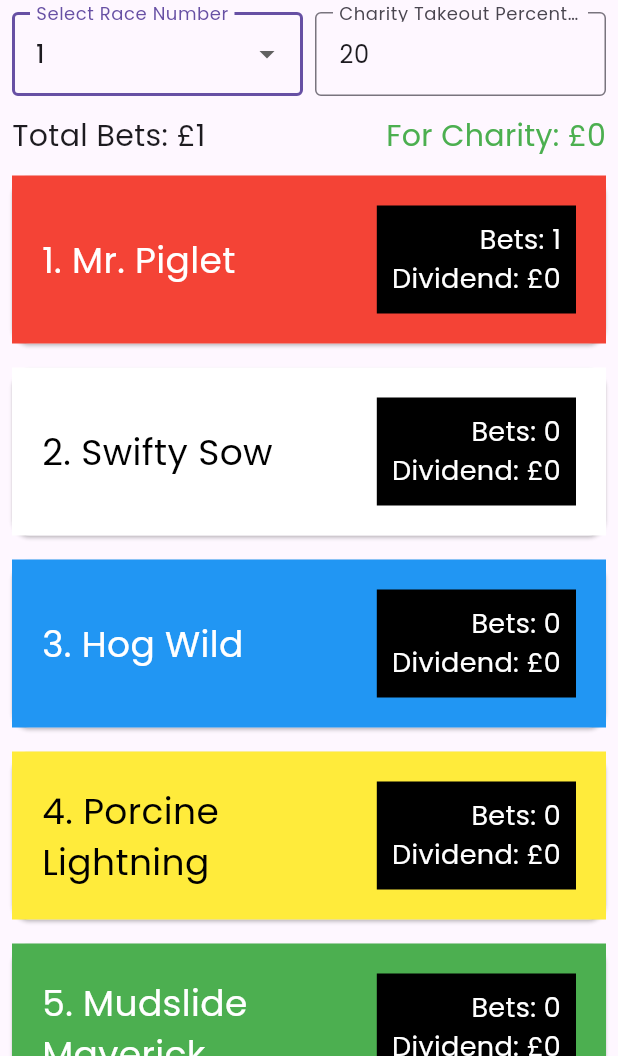
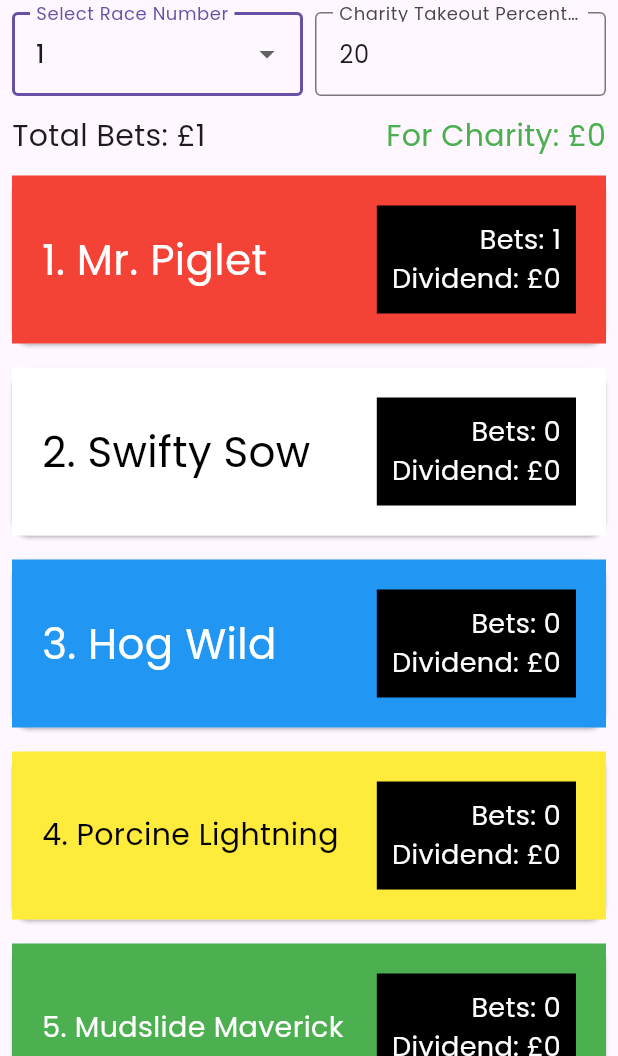
Before and after one commit to Spiderbet/race_night_app, a Flutter app: the screen it shows after launch, after a tap on an icon or button, on a phone screen of 412 x 824 dp, the part 180-1236 px from its top. Run offline on Flutter 3.47's test engine with Material 3 defaults, Android fonts, the light colour scheme and no system bars; drawn by our look-alikes of auto_size_text; our stand-ins replace flutter_image_compress, google_fonts; missing offline and left inert: senraise_printer.

Commit message:
init commit

```diff
--- a/lib/main.dart
+++ b/lib/main.dart
@@ -3,6 +3,8 @@ import 'package:flutter/services.dart';
 import 'package:senraise_printer/senraise_printer.dart';
 import 'package:flutter_image_compress/flutter_image_compress.dart';
 import 'package:google_fonts/google_fonts.dart';
+import 'package:intl/intl.dart';
+import 'package:auto_size_text/auto_size_text.dart';
 
 void main() {
   runApp(MyApp());
@@ -108,6 +110,10 @@ class _BettingAppState extends State<BettingApp> {
     try {
       await _senraisePrinterPlugin.setAlignment(1);
 
+      DateTime now = DateTime.now();
+      DateFormat formatter = DateFormat('yyyy-MM-dd HH:mm:ss');
+      String formattedDate = formatter.format(now);
+
       Uint8List data = (await rootBundle.load('images/img.png'))
           .buffer
           .asUint8List();
@@ -115,10 +121,8 @@ class _BettingAppState extends State<BettingApp> {
       await _senraisePrinterPlugin.setTextBold(true);
       await _senraisePrinterPlugin.setTextSize(40);
       await _senraisePrinterPlugin.printText(receiptText);
-      await _senraisePrinterPlugin.setTextSize(20);
-      await _senraisePrinterPlugin.printText("\n\nBet Placed: " + DateTime.now().toLocal().toString());
-      await _senraisePrinterPlugin.printBarCode("${_horseNames[horseNumber - 1]}", 1, 60, 200);
-      await _senraisePrinterPlugin.printText("\n\n\n\n\n");
+      await _senraisePrinterPlugin.setTextSize(24);
+      await _senraisePrinterPlugin.printText("\n\nPlaced: ${formattedDate}\n\n\n\n");
     } catch (e) {
       print("Error printing receipt: $e");
     }
@@ -309,10 +313,11 @@ class _BettingAppState extends State<BettingApp> {
                         mainAxisAlignment: MainAxisAlignment.spaceBetween,
                         children: [
                           Expanded(
-                            child: Text('${_horseNames[index]}', style: TextStyle(fontSize: 24, color: _numberColors[index])),
+                            child: AutoSizeText('${_horseNames[index]}', style: TextStyle(fontSize: 28, color: _numberColors[index]), maxLines: 1),
                           ),
                           Container(
                             padding: EdgeInsets.all(10.0),
+                            margin: EdgeInsets.fromLTRB(20.0, 0, 0, 0),
                             color: Colors.black, // For visibility, use a neutral background in the right column
                             child: Column(
                               crossAxisAlignment: CrossAxisAlignment.end,
--- a/pubspec.yaml
+++ b/pubspec.yaml
@@ -40,6 +40,8 @@ dependencies:
   flutter_image_compress: ^2.0.0
   flutter_launcher_icons: ^0.13.1
   google_fonts: ^6.2.1
+  intl: ^0.19.0
+  auto_size_text: ^3.0.0
 
 dev_dependencies:
   flutter_test:
```
Also changed, not shown: pubspec.lock, 1 other file.
